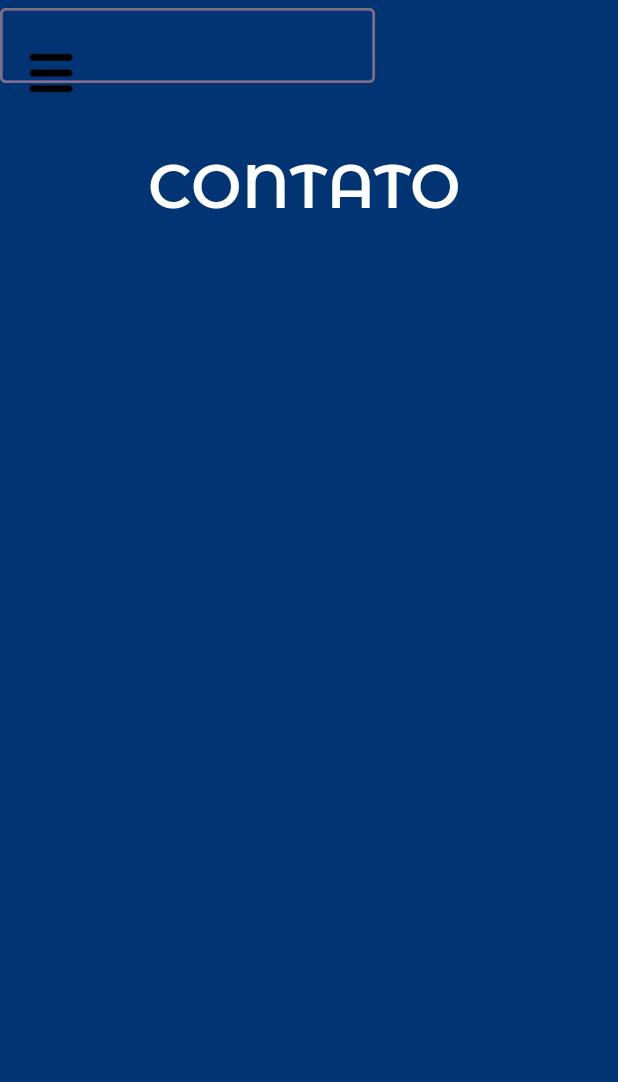
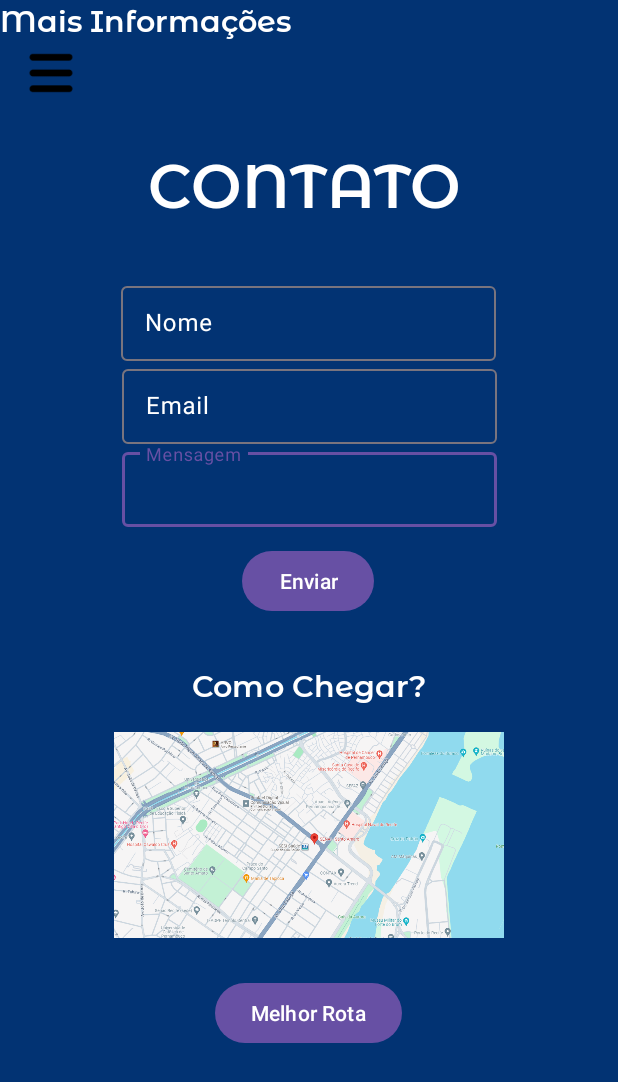
Before and after one commit to Arturleone/Retaking-Test2, an Android app: the Activity_Contato screen opened directly, with no data from a screen before it, on a phone screen of 412 x 824 dp. Shown: the top 1082 px of the screen. Run offline under Robolectric (Android 15) with nearby library versions, the phone set to English and light mode, and no system bars.

Commit message:
Telas
Tela De contato resolvida

```diff
--- a/app/src/main/java/com/example/a08_artur_leonel_pe/Activity_Contato.kt
+++ b/app/src/main/java/com/example/a08_artur_leonel_pe/Activity_Contato.kt
@@ -2,6 +2,7 @@ package com.example.a08_artur_leonel_pe
 
 import android.annotation.SuppressLint
 import android.content.Intent
+import android.net.Uri
 import android.os.Bundle
 import android.view.MenuItem
 import android.widget.Button
@@ -16,6 +17,7 @@ import androidx.core.view.WindowInsetsCompat
 import androidx.drawerlayout.widget.DrawerLayout
 import com.google.android.material.internal.NavigationMenu
 import com.google.android.material.navigation.NavigationView
+import java.nio.channels.InterruptedByTimeoutException
 
 class Activity_Contato : AppCompatActivity(), NavigationView.OnNavigationItemSelectedListener {
     //declarando o drawerlayout
@@ -34,6 +36,12 @@ class Activity_Contato : AppCompatActivity(), NavigationView.OnNavigationItemSel
 
         //Inflar o activity main no frame_content do layout base
         layoutInflater.inflate(R.layout.activity_contato, findViewById(R.id.frame_content))
+
+        findViewById<Button>(R.id.rota_Button).setOnClickListener{
+            val link = Uri.parse("https://maps.app.goo.gl/ZZC3Z7fWbzxRMugr8")
+            val intent = Intent(Intent.ACTION_VIEW, link)
+            startActivity(intent)
+        }
 
         //Botão do menu caso seja acionado, ele abre o menu
         val menu = findViewById<ImageView>(R.id.menu).setOnClickListener{
--- a/app/src/main/res/layout/activity_contato.xml
+++ b/app/src/main/res/layout/activity_contato.xml
@@ -5,8 +5,8 @@
     android:id="@+id/main"
     android:layout_width="match_parent"
     android:layout_height="match_parent"
-    tools:context=".Activity_Contato"
-    android:background="#023373">
+    android:background="#023373"
+    tools:context=".Activity_Contato">
 
     <ImageView
         android:id="@+id/menu"
@@ -18,6 +18,30 @@
         app:layout_constraintStart_toStartOf="parent"
         app:layout_constraintTop_toTopOf="parent"
         app:srcCompat="@drawable/menu" />
+
+    <TextView
+        android:id="@+id/textView3"
+        android:layout_width="wrap_content"
+        android:layout_height="wrap_content"
+        android:fontFamily="@font/montserratalternatessemibold"
+        android:text="Mais Informações"
+        android:textColor="@color/white"
+        android:textSize="20dp"
+        tools:layout_editor_absoluteX="108dp"
+        tools:layout_editor_absoluteY="716dp" />
+
+    <TextView
+        android:id="@+id/textView2"
+        android:layout_width="wrap_content"
+        android:layout_height="wrap_content"
+        android:layout_marginTop="32dp"
+        android:fontFamily="@font/montserratalternatessemibold"
+        android:text="Como Chegar?"
+        android:textColor="@color/white"
+        android:textSize="20dp"
+        app:layout_constraintEnd_toEndOf="parent"
+        app:layout_constraintStart_toStartOf="parent"
+        app:layout_constraintTop_toBottomOf="@+id/button2" />
 
     <TextView
         android:id="@+id/textView"
@@ -32,10 +56,16 @@
         app:layout_constraintHorizontal_bias="0.486"
         app:layout_constraintStart_toStartOf="parent"
         app:layout_constraintTop_toTopOf="parent" />
+
     <com.google.android.material.textfield.TextInputLayout
+        android:id="@+id/editText"
         android:layout_width="wrap_content"
         android:layout_height="wrap_content"
-        android:id="@+id/editText">
+        android:hint="Mensagem"
+        android:textColorHint="@color/white"
+        app:layout_constraintEnd_toEndOf="parent"
+        app:layout_constraintStart_toStartOf="parent"
+        app:layout_constraintTop_toBottomOf="@+id/textInputLayout2">
 
 
         <EditText
@@ -50,8 +80,14 @@
     </com.google.android.material.textfield.TextInputLayout>
 
     <com.google.android.material.textfield.TextInputLayout
+        android:id="@+id/textInputLayout2"
         android:layout_width="wrap_content"
-        android:layout_height="wrap_content">
+        android:layout_height="wrap_content"
+        android:hint="Email"
+        android:textColorHint="@color/white"
+        app:layout_constraintEnd_toEndOf="parent"
+        app:layout_constraintStart_toStartOf="parent"
+        app:layout_constraintTop_toBottomOf="@+id/textInputLayout">
 
         <EditText
             android:layout_width="250dp"
@@ -63,8 +99,16 @@
     </com.google.android.material.textfield.TextInputLayout>
 
     <com.google.android.material.textfield.TextInputLayout
+        android:id="@+id/textInputLayout"
         android:layout_width="wrap_content"
-        android:layout_height="wrap_content">
+        android:layout_height="wrap_content"
+        android:layout_marginTop="36dp"
+        android:hint="Nome"
+        android:textColorHint="@color/white"
+        app:layout_constraintEnd_toEndOf="parent"
+        app:layout_constraintHorizontal_bias="0.496"
+        app:layout_constraintStart_toStartOf="parent"
+        app:layout_constraintTop_toBottomOf="@+id/textView">
 
         <EditText
             android:id="@+id/editText2"
@@ -75,9 +119,38 @@
             tools:layout_editor_absoluteX="80dp" />
 
 
-
     </com.google.android.material.textfield.TextInputLayout>
 
+    <Button
+        android:id="@+id/button2"
+        android:layout_width="wrap_content"
+        android:layout_height="wrap_content"
+        android:layout_marginTop="12dp"
+        android:text="Enviar"
+        app:layout_constraintEnd_toEndOf="parent"
+        app:layout_constraintHorizontal_bias="0.498"
+        app:layout_constraintStart_toStartOf="parent"
+        app:layout_constraintTop_toBottomOf="@+id/editText" />
+
+    <Button
+        android:id="@+id/rota_Button"
+        android:layout_width="wrap_content"
+        android:layout_height="wrap_content"
+        android:layout_marginTop="8dp"
+        android:text="Melhor Rota"
+        app:layout_constraintEnd_toEndOf="parent"
+        app:layout_constraintHorizontal_bias="0.498"
+        app:layout_constraintStart_toStartOf="parent"
+        app:layout_constraintTop_toBottomOf="@+id/imageView2" />
+
+    <ImageView
+        android:id="@+id/imageView2"
+        android:layout_width="260dp"
+        android:layout_height="173dp"
+        app:layout_constraintEnd_toEndOf="parent"
+        app:layout_constraintStart_toStartOf="parent"
+        app:layout_constraintTop_toBottomOf="@+id/textView2"
+        app:srcCompat="@drawable/maps" />
 
 
 </androidx.constraintlayout.widget.ConstraintLayout>
--- a/app/src/main/res/layout/activity_world_skills.xml
+++ b/app/src/main/res/layout/activity_world_skills.xml
@@ -7,6 +7,20 @@
     android:layout_height="match_parent"
     tools:context=".Activity_WorldSkills"
     android:background="#023373">
+
+    <TextView
+        android:id="@+id/textView"
+        android:layout_width="wrap_content"
+        android:layout_height="wrap_content"
+        android:layout_marginTop="96dp"
+        android:fontFamily="@font/montserratalternatessemibold"
+        android:text="WorldSkills"
+        android:textColor="@color/white"
+        android:textSize="40dp"
+        app:layout_constraintEnd_toEndOf="parent"
+        app:layout_constraintHorizontal_bias="0.486"
+        app:layout_constraintStart_toStartOf="parent"
+        app:layout_constraintTop_toTopOf="parent" />
 
     <ImageView
         android:id="@+id/menu"
```
Also changed, not shown: app/src/main/res/drawable/maps.png (added).
